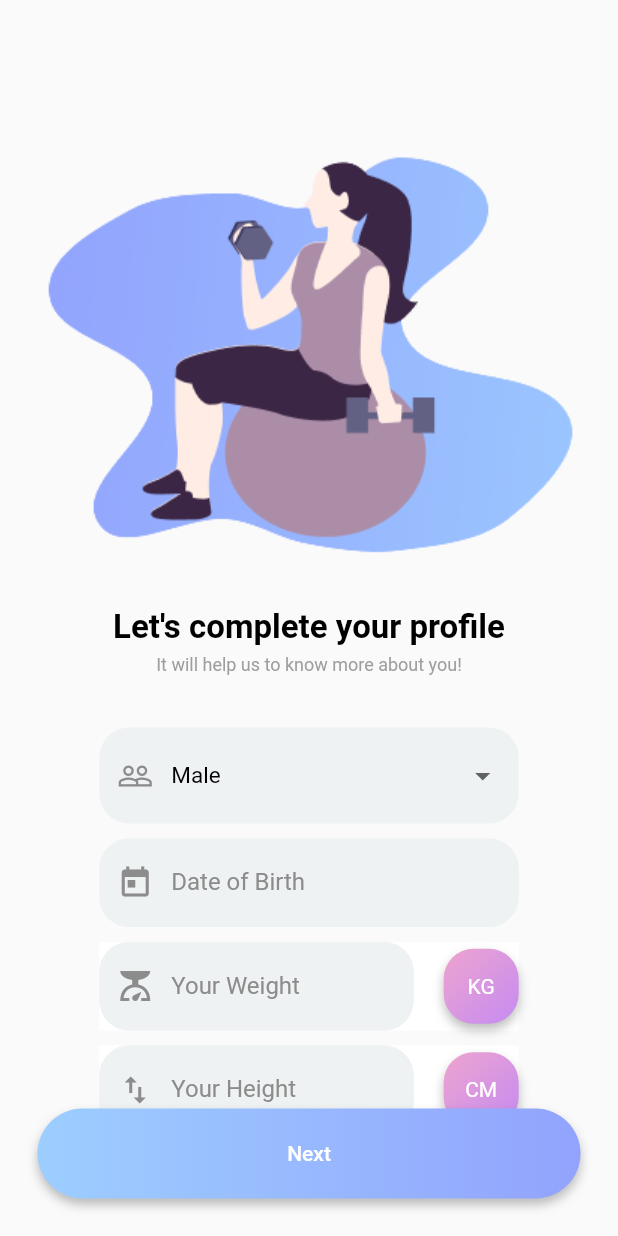
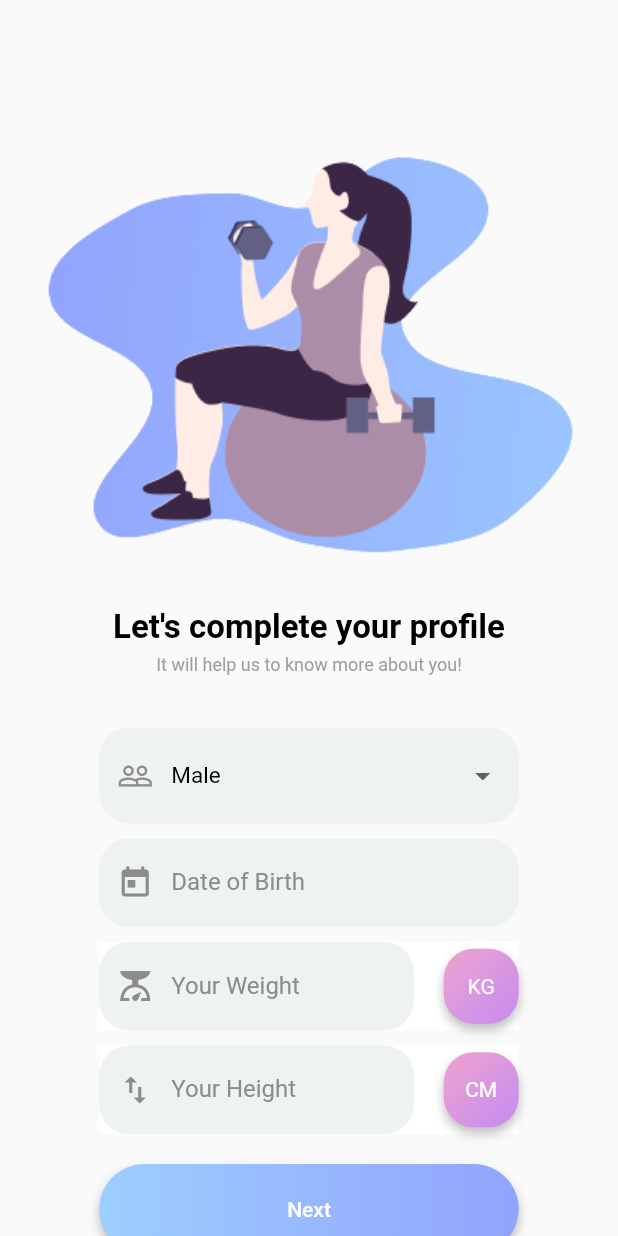
Before and after one commit to eded1263/fitness-app, a Flutter app: the UserFormPage screen opened by its route, on a phone screen of 412 x 824 dp. Run offline on Flutter 3.47's test engine with Material 2 defaults, Android fonts, the phone set to English and light mode, and no system bars; our stand-ins replace camera, carousel_slider, flutter_svg, google_fonts; missing offline and left inert: flutter_device_type.

Commit message:
Entrega final :)

```diff
--- a/lib/routes/goal_page.dart
+++ b/lib/routes/goal_page.dart
@@ -1,5 +1,4 @@
 import 'package:carousel_slider/carousel_slider.dart';
-import 'package:fitness_app/models/goal.dart';
 import 'package:fitness_app/styles/app_styles.dart';
 import 'package:fitness_app/widgets/buttons/blue_button.dart';
 import 'package:flutter/material.dart';
@@ -113,6 +112,6 @@ class _GoalsPageState extends State<GoalsPage> {
 
   void _selectGoalType(AppCache cache, BuildContext context) {
     cache.setUserGoal(cache.goalTypes[_indexAtual]);
-    Navigator.of(context).pushNamed(RouterGenerator.picturesPage);
+    Navigator.of(context).pushNamed(RouterGenerator.userFormPage);
   }
 }
--- a/lib/routes/sign_in_page.dart
+++ b/lib/routes/sign_in_page.dart
@@ -275,7 +275,7 @@ class _SignInTenState extends State<SignInTen> {
       return BlueButton(
         onClick: () {
           cache.setUserEmail(emailController.text);
-          Navigator.of(context).pushNamed(RouterGenerator.userFormPage);
+          Navigator.of(context).pushNamed(RouterGenerator.goalsPage);
         },
         label: "Login",
         prependIcon: Icons.login,
--- a/lib/routes/user_form_page.dart
+++ b/lib/routes/user_form_page.dart
@@ -23,9 +23,8 @@ class _UserFormPageState extends State<UserFormPage> {
   @override
   Widget build(BuildContext context) {
     return Scaffold(
-        body: Stack(
-      children: [
-        Column(
+        body: SingleChildScrollView(
+      child: Column(
         children: <Widget>[
           Container(
             padding: const EdgeInsets.only(top: 25),
@@ -91,8 +90,7 @@ class _UserFormPageState extends State<UserFormPage> {
                                       fontSize: 15, color: Colors.black)),
                             ))
                         .toList(),
-                      onChanged: (item) =>
-                          setState(() => _selectedGender = item),
+                    onChanged: (item) => setState(() => _selectedGender = item),
                   ),
                 ),
                 const SizedBox(
@@ -134,8 +132,7 @@ class _UserFormPageState extends State<UserFormPage> {
                           controller: _weightController,
                           decoration: InputDecoration(
                             filled: true,
-                              fillColor:
-                                  const Color.fromARGB(255, 239, 242, 243),
+                            fillColor: const Color.fromARGB(255, 239, 242, 243),
                             labelText: "Your Weight",
                             labelStyle: const TextStyle(
                               color: Color.fromARGB(255, 141, 140, 140),
@@ -187,16 +184,10 @@ class _UserFormPageState extends State<UserFormPage> {
                     ],
                   ),
                 ),
-                ],
+                const SizedBox(
+                  height: 20,
                 ),
-            ),
-          ],
-        ),
-        Positioned(
-            bottom: 25,
-            left: 25,
-            right: 25,
-            child: Consumer<AppCache>(
+                Consumer<AppCache>(
                   builder: (context, cache, child) {
                     return BlueButton(
                       label: "Next",
@@ -205,8 +196,12 @@ class _UserFormPageState extends State<UserFormPage> {
                       },
                     );
                   },
-            ))
+                )
               ],
+            ),
+          ),
+        ],
+      ),
     ));
   }
 
@@ -214,7 +209,7 @@ class _UserFormPageState extends State<UserFormPage> {
     cache.setUserData(_selectedGender!, _dateOfBirthController.text,
         _weightController.text, _heightController.text);
 
-    Navigator.of(context).pushNamed(RouterGenerator.profilePage);
+    Navigator.of(context).pushNamed(RouterGenerator.picturesPage);
   }
 
   _measureBox(String measure) {
```
Also changed, not shown: lib/routes/picture_page.dart (+15 -9 lines), lib/routes/profile_page.dart (+7 -2 lines). Lines whose indentation alone changed are shown as unchanged.
